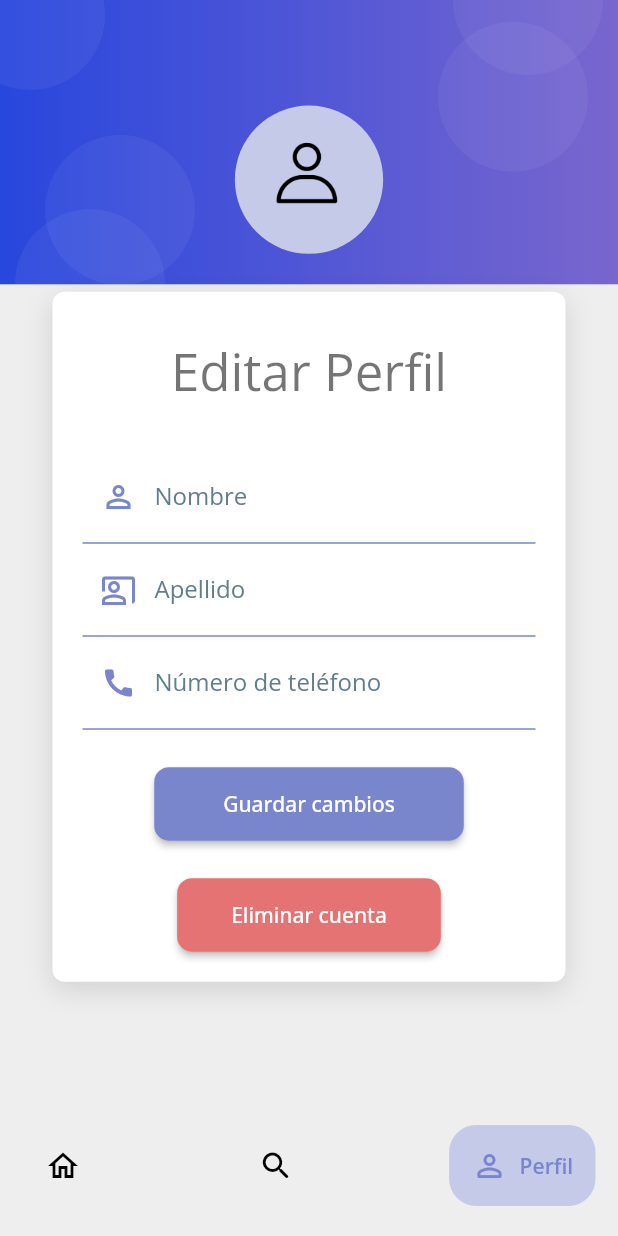
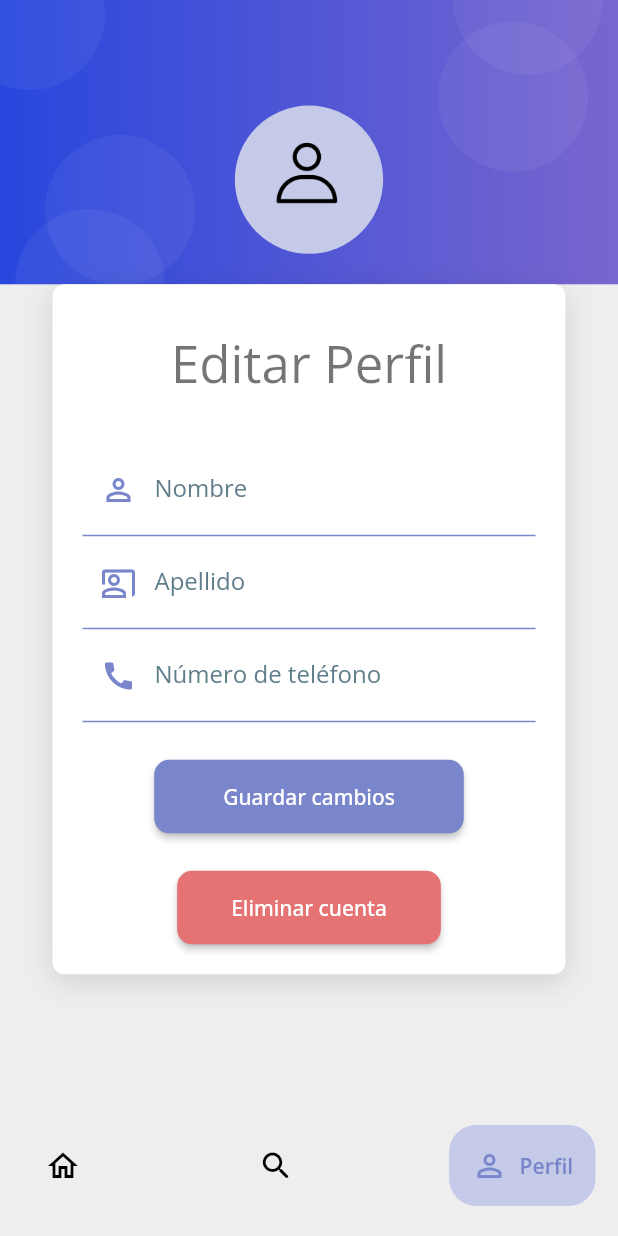
Before and after one commit to moisesmtzs/agenda_modular, a Flutter app: the UpdateProfilePage screen opened by its route, on a phone screen of 412 x 824 dp. Run offline on Flutter 3.47's test engine with Material 2 defaults, Android fonts, the phone set to English and light mode, and no system bars; drawn by our look-alikes of google_nav_bar; our stand-ins replace flutter_svg, get, get_storage, google_fonts, image_picker; accounts and stored records are empty.

Commit message:
Rediseño de página principal y página de edición de usuario

```diff
--- a/lib/src/screens/update/update_profile_page.dart
+++ b/lib/src/screens/update/update_profile_page.dart
@@ -19,13 +19,16 @@ class UpdateProfilePage extends StatelessWidget {
   @override
   Widget build(BuildContext context) {
     return Scaffold(
-      body: SingleChildScrollView(
-        // physics: BouncingScrollPhysics(),
+      body: Stack(
+        children: [
+          _purpleBox(context),
+          SingleChildScrollView(
+            physics: BouncingScrollPhysics(),
             keyboardDismissBehavior: ScrollViewKeyboardDismissBehavior.onDrag,
               child: Column(
                 children: [
-              _purpleBox(context),
-              SizedBox(height: MediaQuery.of(context).size.height * 0.006),
+                  // SizedBox(height: MediaQuery.of(context).size.height * 0.006),
+                  SizedBox(height: MediaQuery.of(context).size.height * 0.23),
                   CardContainer(
                     child: Column(
                       children: [
@@ -40,6 +43,8 @@ class UpdateProfilePage extends StatelessWidget {
                 ],
               )
 
+          ),
+        ],
       ),
       bottomNavigationBar: Padding(
         padding: const EdgeInsets.only( left: 15, right: 15, bottom: 20, top: 10 ),
@@ -112,8 +117,7 @@ class UpdateProfilePage extends StatelessWidget {
       height: size.height * 0.23,
       decoration: BoxDecoration(
         gradient: LinearGradient(
-          // ignore: prefer_const_literals_to_create_immutables
-          colors: [
+          colors: const [
             Color.fromARGB(255, 40, 71, 221),
             Color.fromARGB(255, 121, 102, 206),
           ]
```
Also changed, not shown: lib/src/screens/home/home_page.dart (+5 -6 lines), lib/src/screens/register/register_page.dart (+2 -10 lines). Lines whose indentation alone changed are shown as unchanged.
